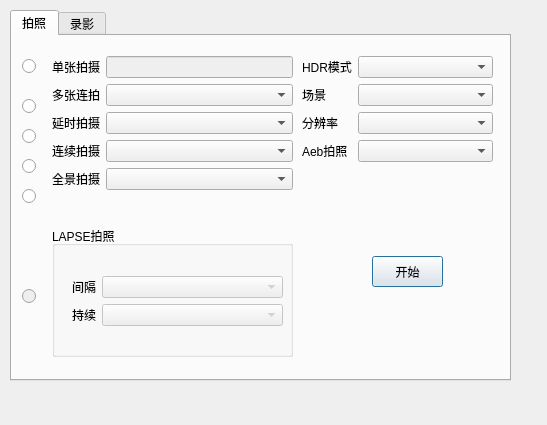
First picture: the form in ui/photoandvideo.ui, repository kdjyljh/remogui, before the edit.
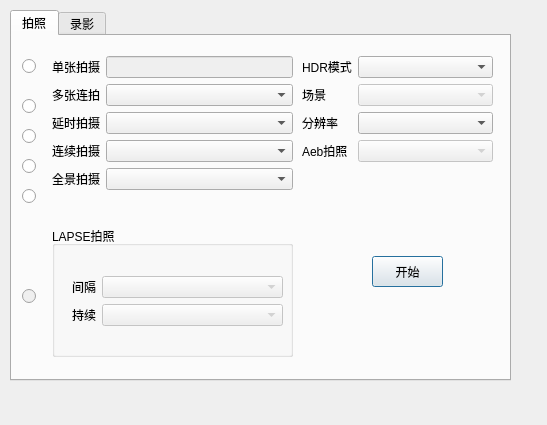
Second picture: the form after the edit.

Patch:
```diff
--- a/ui/photoandvideo.ui
+++ b/ui/photoandvideo.ui
@@ -260,7 +260,11 @@
        </widget>
       </item>
       <item row="1" column="1">
-       <widget class="QComboBox" name="ComboBox_CapScene"/>
+       <widget class="QComboBox" name="ComboBox_CapScene">
+        <property name="enabled">
+         <bool>false</bool>
+        </property>
+       </widget>
       </item>
       <item row="2" column="0">
        <widget class="QLabel" name="Label_14">
@@ -280,7 +284,11 @@
        </widget>
       </item>
       <item row="3" column="1">
-       <widget class="QComboBox" name="ComboBox_AebCap"/>
+       <widget class="QComboBox" name="ComboBox_AebCap">
+        <property name="enabled">
+         <bool>false</bool>
+        </property>
+       </widget>
       </item>
      </layout>
     </widget>
```
Left out of the diff: 6 changed lines with no effect on the pictures.
